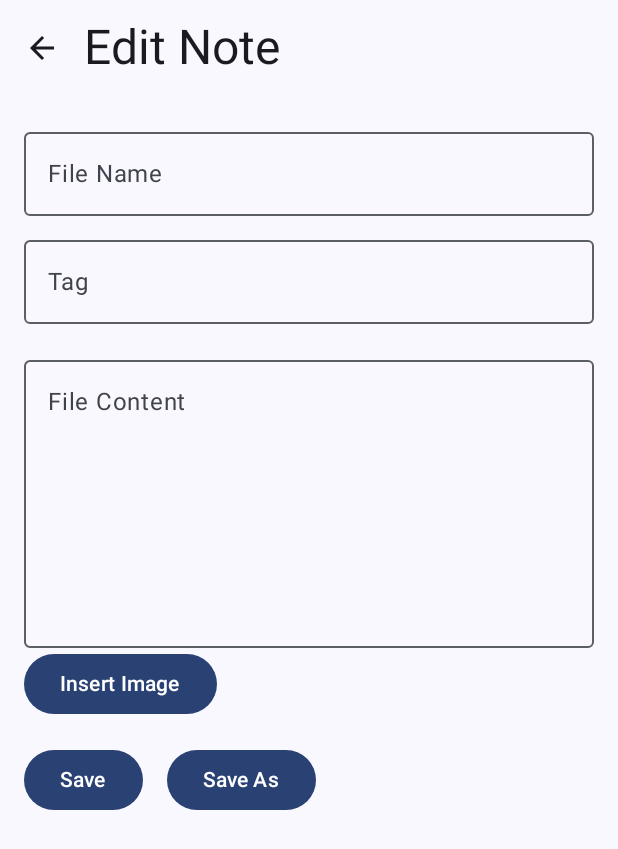
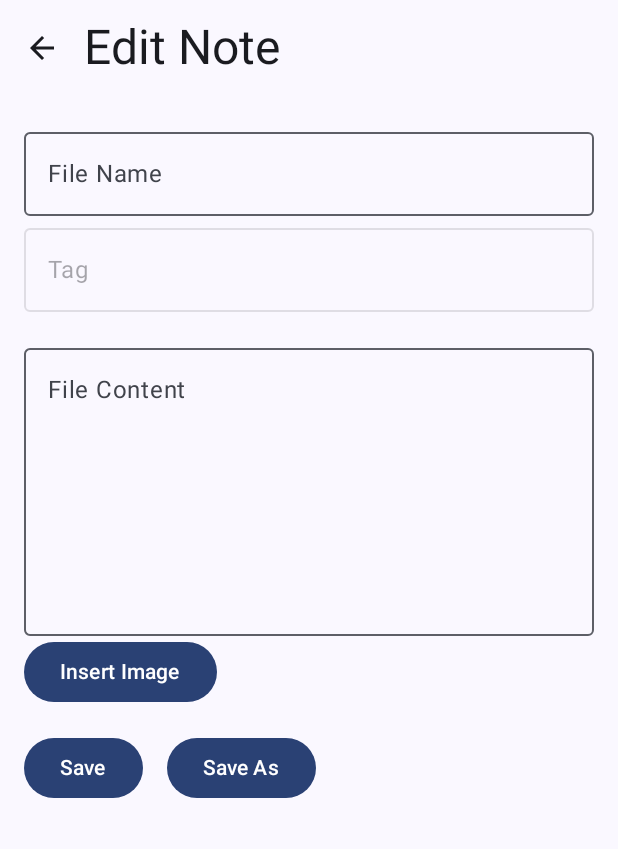
Before and after one commit to V-prajit/HealthDex, an Android app built with Jetpack Compose: the composable NotesFullApp shown on its own in the app's theme, after a tap on "Add Note", on a phone screen of 412 x 824 dp. Shown: the top 849 px of the screen. Run offline under Robolectric (Android 15) with nearby library versions, the phone set to English and light mode, and no system bars.

Commit message:
added category support to notes

```diff
--- a/PHMS-Android/app/src/main/java/com/example/phms/NotesScreen.kt
+++ b/PHMS-Android/app/src/main/java/com/example/phms/NotesScreen.kt
@@ -132,7 +132,6 @@ fun NotesFullApp(
         }
     }
 }
-
 @OptIn(ExperimentalMaterial3Api::class)
 @Composable
 fun NotesListScreen(
@@ -143,13 +142,13 @@ fun NotesListScreen(
     onSettingsClick: () -> Unit
 ) {
     var isListLayout by remember { mutableStateOf(true) }
-    // New state to toggle sort by tag (extracted as the third line of the note)
-    var sortByTags by remember { mutableStateOf(false) }
-    // Compute the displayed notes based on sort mode.
-    val displayedNotes = if (sortByTags) {
-        notes.sortedBy { it.split("\n").getOrElse(2) { "" } }
+    // toggle sort by tag
+    var selectedSortTag by remember { mutableStateOf("All") }
+    // display notes based on selected tag
+    val displayedNotes = if (selectedSortTag == "All") {
+        notes
     } else {
-        notes
+        notes.filter { it.split("\n").getOrElse(2) { "" } == selectedSortTag }
     }
     Scaffold(
         topBar = {
@@ -164,25 +163,49 @@ fun NotesListScreen(
                     IconButton(onClick = onSettingsClick) {
                         Icon(Icons.Default.Settings, contentDescription = stringResource(R.string.settings))
                     }
-                    // Toggle between list and grid view (reverted to old switch option)
+                    // Toggle between list and grid view
                     TextButton(onClick = { isListLayout = !isListLayout }) {
                         Text(text = if (isListLayout) stringResource(R.string.switch_to_grid) else stringResource(R.string.switch_to_list))
                     }
                 }
             )
-        },
-        floatingActionButton = {
-            // New floating button for toggling sort by tag option.
-            FloatingActionButton(onClick = { sortByTags = !sortByTags }) {
-                Icon(Icons.Default.MoreHoriz, contentDescription = "Sort by Tag")
+        }
+    ) { padding ->
+        Column(modifier = Modifier
+            .fillMaxSize()
+            .padding(padding)) {
+            // sub panel for filtering by tag using a dropdown.
+            val tagOptions = listOf("All", "diet", "medication", "health", "misc")
+            var expandedSortMenu by remember { mutableStateOf(false) }
+            Row(
+                modifier = Modifier
+                    .fillMaxWidth()
+                    .padding(horizontal = 16.dp, vertical = 8.dp),
+                horizontalArrangement = Arrangement.SpaceBetween,
+                verticalAlignment = Alignment.CenterVertically
+            ) {
+                Text(text = "Filter by Tag: $selectedSortTag", style = MaterialTheme.typography.bodyMedium)
+                IconButton(onClick = { expandedSortMenu = true }) {
+                    Icon(Icons.Default.MoreVert, contentDescription = "Select tag")
+                }
+                DropdownMenu(
+                    expanded = expandedSortMenu,
+                    onDismissRequest = { expandedSortMenu = false }
+                ) {
+                    tagOptions.forEach { tag ->
+                        DropdownMenuItem(
+                            text = { Text(tag) },
+                            onClick = {
+                                selectedSortTag = tag
+                                expandedSortMenu = false
+                            }
+                        )
                     }
                 }
-    ) { padding ->
+            }
             val modifier = Modifier
                 .fillMaxSize()
-            .padding(padding)
                 .padding(16.dp)
-
             if (isListLayout) {
                 LazyColumn(
                     modifier = modifier,
@@ -306,6 +329,7 @@ fun NotesListScreen(
             }
         }
     }
+}
 
 @OptIn(ExperimentalMaterial3Api::class)
 @Composable
@@ -320,7 +344,7 @@ fun NotesEditScreen(
 ) {
     var fileName by remember { mutableStateOf("") }
     var fileBody by remember { mutableStateOf("") }
-    // New state for the tag field.
+    //  for the tag field.
     var fileTag by remember { mutableStateOf("") }
     var errorMessage by remember { mutableStateOf("") }
     val duplicateNoteMessage = stringResource(R.string.duplicate_note_title)
@@ -382,19 +406,37 @@ fun NotesEditScreen(
                 singleLine = true,
                 modifier = Modifier.fillMaxWidth()
             )
-            // New tag field inserted below the file name.
-            Spacer(modifier = Modifier.height(8.dp))
+            // tag field inserted below the file name.
+            val tagOptions = listOf("diet", "medication", "health", "misc")
+            var expandedTagMenu by remember { mutableStateOf(false) }
+            Box(modifier = Modifier
+                .fillMaxWidth()
+                .clickable { expandedTagMenu = true }
+            ) {
                 OutlinedTextField(
                     value = fileTag,
-                onValueChange = {
-                    fileTag = it
-                    errorMessage = ""
-                    onContentChange("$fileName\n$fileBody\n$fileTag")
-                },
+                    onValueChange = { },
                     label = { Text("Tag") },
                     singleLine = true,
+                    enabled = false,
                     modifier = Modifier.fillMaxWidth()
                 )
+                DropdownMenu(
+                    expanded = expandedTagMenu,
+                    onDismissRequest = { expandedTagMenu = false }
+                ) {
+                    tagOptions.forEach { tag ->
+                        DropdownMenuItem(
+                            text = { Text(tag) },
+                            onClick = {
+                                fileTag = tag
+                                onContentChange("$fileName\n$fileBody\n$fileTag")
+                                expandedTagMenu = false
+                            }
+                        )
+                    }
+                }
+            }
             Spacer(modifier = Modifier.height(16.dp))
             OutlinedTextField(
                 value = fileBody,
```
Lines whose indentation alone changed are shown as unchanged.
